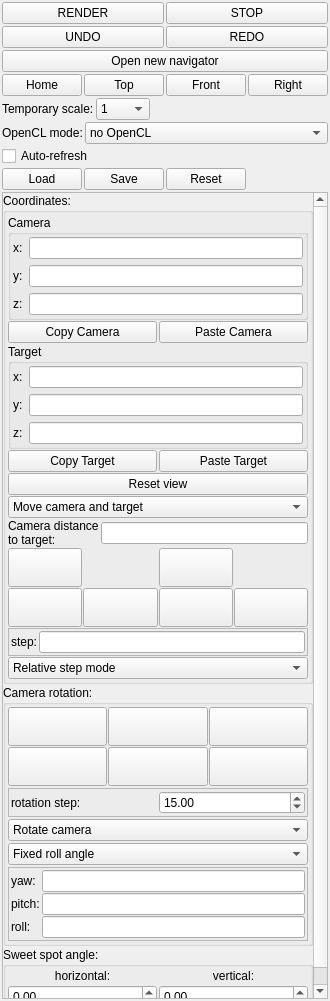
Above: mandelbulber2/qt/dock_navigation.ui from irinox-ctrl/mandelbulber2 before the change. Below: the same form after it.
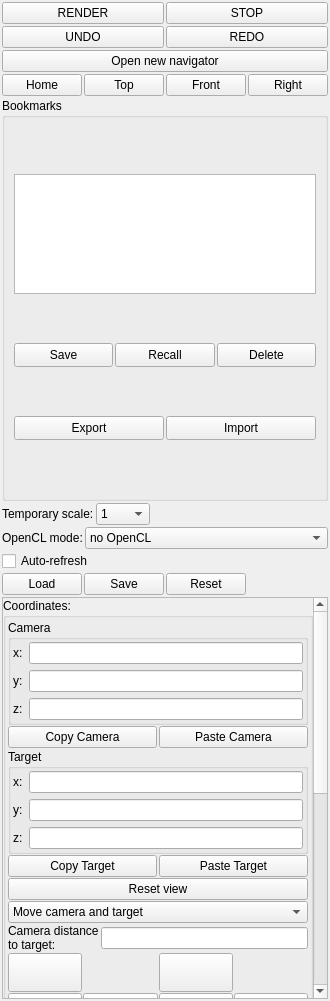
That is the form after the change. Icons and pictures are not drawn. Custom widgets are drawn as their Qt base class.

Commit message: 3x3lion: Camera bookmarks, WASD controls, AI navigation roadmap

```diff
--- a/mandelbulber2/qt/dock_navigation.ui
+++ b/mandelbulber2/qt/dock_navigation.ui
@@ -176,6 +176,125 @@
      </item>
     </layout>
    </item>
+   <item>
+    <widget class="QGroupBox" name="groupBox_bookmarks">
+     <property name="title">
+      <string>Bookmarks</string>
+     </property>
+     <layout class="QVBoxLayout" name="layout_bookmarks">
+      <property name="spacing">
+       <number>2</number>
+      </property>
+      <item>
+       <widget class="QListWidget" name="listWidget_bookmarks">
+        <property name="maximumSize">
+         <size>
+          <width>16777215</width>
+          <height>120</height>
+         </size>
+        </property>
+        <property name="toolTip">
+         <string>Saved camera positions — double-click to recall</string>
+        </property>
+       </widget>
+      </item>
+      <item>
+       <layout class="QHBoxLayout" name="layout_bookmark_buttons">
+        <property name="spacing">
+         <number>2</number>
+        </property>
+        <item>
+         <widget class="QPushButton" name="pushButton_bookmark_save">
+          <property name="text">
+           <string>Save</string>
+          </property>
+          <property name="toolTip">
+           <string>Save current camera position as bookmark</string>
+          </property>
+          <property name="maximumSize">
+           <size>
+            <width>16777215</width>
+            <height>24</height>
+           </size>
+          </property>
+         </widget>
+        </item>
+        <item>
+         <widget class="QPushButton" name="pushButton_bookmark_recall">
+          <property name="text">
+           <string>Recall</string>
+          </property>
+          <property name="toolTip">
+           <string>Go to selected bookmark position</string>
+          </property>
+          <property name="maximumSize">
+           <size>
+            <width>16777215</width>
+            <height>24</height>
+           </size>
+          </property>
+         </widget>
+        </item>
+        <item>
+         <widget class="QPushButton" name="pushButton_bookmark_delete">
+          <property name="text">
+           <string>Delete</string>
+          </property>
+          <property name="toolTip">
+           <string>Delete selected bookmark</string>
+          </property>
+          <property name="maximumSize">
+           <size>
+            <width>16777215</width>
+            <height>24</height>
+           </size>
+          </property>
+         </widget>
+        </item>
+       </layout>
+      </item>
+      <item>
+       <layout class="QHBoxLayout" name="layout_bookmark_io">
+        <property name="spacing">
+         <number>2</number>
+        </property>
+        <item>
+         <widget class="QPushButton" name="pushButton_bookmark_export">
+          <property name="text">
+           <string>Export</string>
+          </property>
+          <property name="toolTip">
+           <string>Export all bookmarks to JSON file</string>
+          </property>
+          <property name="maximumSize">
+           <size>
+            <width>16777215</width>
+            <height>24</height>
+           </size>
+          </property>
+         </widget>
+        </item>
+        <item>
+         <widget class="QPushButton" name="pushButton_bookmark_import">
+          <property name="text">
+           <string>Import</string>
+          </property>
+          <property name="toolTip">
+           <string>Import bookmarks from JSON file</string>
+          </property>
+          <property name="maximumSize">
+           <size>
+            <width>16777215</width>
+            <height>24</height>
+           </size>
+          </property>
+         </widget>
+        </item>
+       </layout>
+      </item>
+     </layout>
+    </widget>
+   </item>
    <item>
     <layout class="QHBoxLayout" name="horizontalLayout_5">
      <item>
```
The commit also changes 5 other files.
